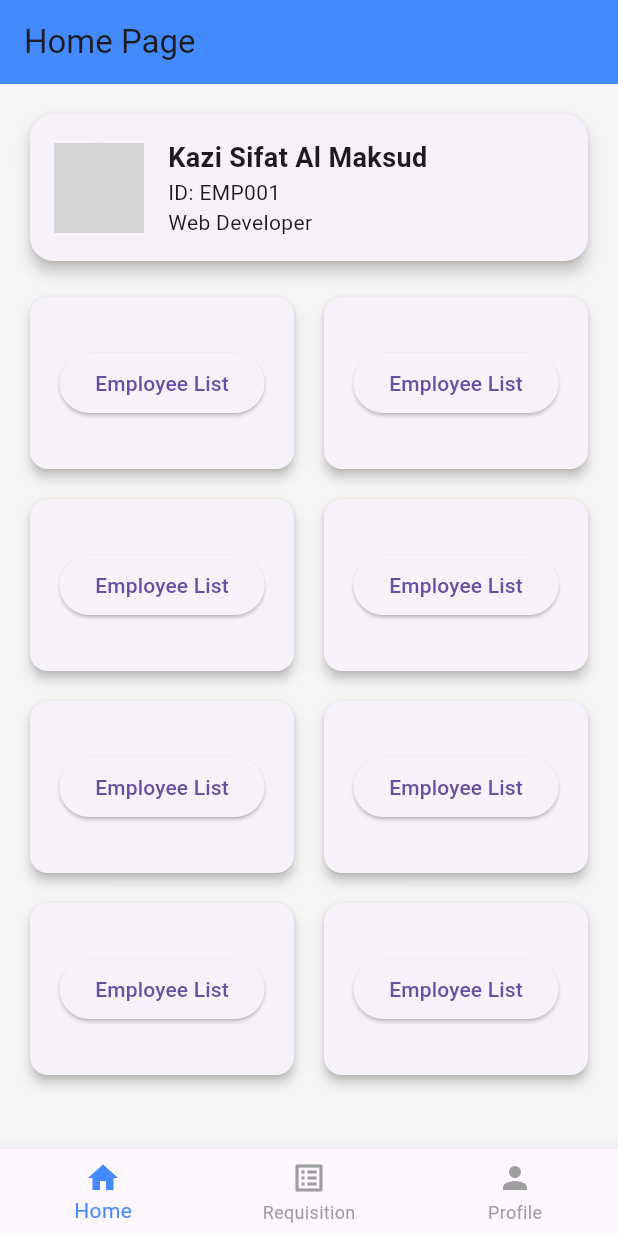
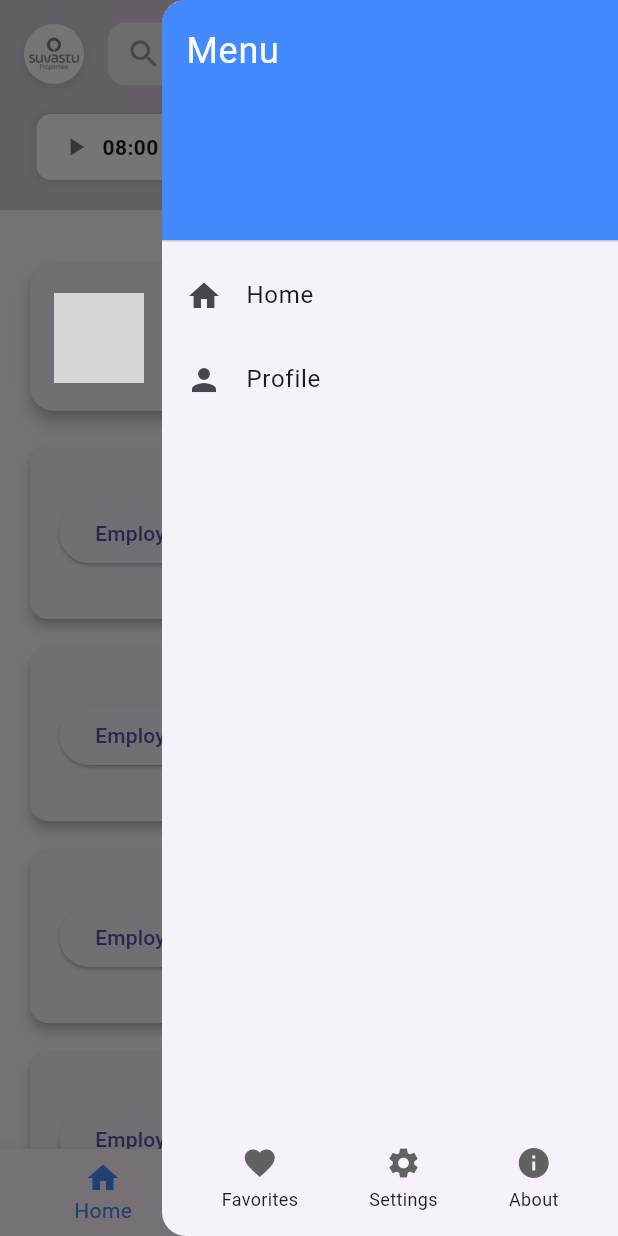
Before and after one commit to KaziSifatAlMaksud/Flutter_Management_Application, a Flutter app: the screen it shows after launch, with the side drawer open (before the commit the screen has no drawer), on a phone screen of 412 x 824 dp. Run offline on Flutter 3.47's test engine with Material 3 defaults, Android fonts, the phone set to English and light mode, and no system bars; network calls fail; grey boxes are pictures that could not be loaded.

Commit message:
add suvastu app new Homepage

```diff
--- a/lib/main.dart
+++ b/lib/main.dart
@@ -1,10 +1,6 @@
 import 'package:flutter/material.dart';
-import 'package:untitled6/pages/user_list_screen.dart';
-import 'pages/splashscreen.dart';
-import 'pages/home.dart';
-import 'pages/user_list_screen.dart';
+import 'routes/routes.dart'; // update the path if needed
 
-import 'pages/profile.dart';
 void main() {
   runApp(MyApp());
 }
@@ -13,19 +9,10 @@ class MyApp extends StatelessWidget {
   @override
   Widget build(BuildContext context) {
     return MaterialApp(
-      title: 'Flutter Splash & Navigation',
+      title: 'Your App',
       debugShowCheckedModeBanner: false,
-      theme: ThemeData(
-        primarySwatch: Colors.blue,
-      ),
-      // Use named routes
-      initialRoute: '/',
-      routes: {
-        '/': (context) => SplashScreen(),
-        '/home': (context) => HomePage(),
-        '/profile': (context) => ProfilePage(),
-        '/employeelist':  (context) => UserListScreen()
-      },
+      initialRoute: '/home',
+      routes: AppRoutes.routes,
     );
   }
 }
--- a/lib/pages/home.dart
+++ /dev/null
@@ -1,146 +0,0 @@
-import 'package:flutter/material.dart';
-import 'profile.dart'; // Make sure this file exists
-
-class HomePage extends StatefulWidget {
-  @override
-  _HomePageState createState() => _HomePageState();
-}
-
-class _HomePageState extends State<HomePage> {
-  int _selectedIndex = 0;
-
-  final String employeeId = 'EMP001';
-  final String employeeName = 'Kazi Sifat Al Maksud';
-  final String designation = 'Web Developer';
-
-  final List<Widget> _pages = [];
-
-  @override
-  void initState() {
-    super.initState();
-    _pages.addAll([
-      buildHomeContent(), // Home Page Content
-      Center(child: Text("Requisition Page Coming Soon")),
-      ProfilePage(), // Profile Page
-    ]);
-  }
-
-  void _onItemTapped(int index) {
-    setState(() {
-      _selectedIndex = index;
-    });
-  }
-
-  Widget buildHomeContent() {
-    return SingleChildScrollView(
-      child: Column(
-        children: [
-          // Top full-width card
-          Padding(
-            padding: const EdgeInsets.all(16.0),
-            child: Card(
-              elevation: 4,
-              shape: RoundedRectangleBorder(
-                borderRadius: BorderRadius.circular(16),
-              ),
-              child: Container(
-                padding: const EdgeInsets.all(16),
-                width: double.infinity,
-                child: Row(
-                  children: [
-                    CircleAvatar(
-                      radius: 30,
-                      backgroundImage: AssetImage('assets/image/avatar.jpg'), // Make sure this image exists
-                    ),
-                    SizedBox(width: 16),
-                    Column(
-                      crossAxisAlignment: CrossAxisAlignment.start,
-                      children: [
-                        Text(
-                          employeeName,
-                          style: TextStyle(
-                            fontSize: 18,
-                            fontWeight: FontWeight.bold,
-                          ),
-                        ),
-                        Text('ID: $employeeId'),
-                        Text(designation),
-                      ],
-                    ),
-                  ],
-                ),
-              ),
-            ),
-          ),
-
-          // 8 Cards Grid Layout
-          Padding(
-            padding: const EdgeInsets.symmetric(horizontal: 16.0),
-            child: GridView.builder(
-              shrinkWrap: true,
-              physics: NeverScrollableScrollPhysics(),
-              itemCount: 8,
-              gridDelegate: SliverGridDelegateWithFixedCrossAxisCount(
-                crossAxisCount: 2,
-                mainAxisSpacing: 12,
-                crossAxisSpacing: 12,
-                childAspectRatio: 3 / 2,
-              ),
-              itemBuilder: (context, index) {
-                return Card(
-                  elevation: 3,
-                  shape: RoundedRectangleBorder(
-                    borderRadius: BorderRadius.circular(12),
-                  ),
-                  child: Center(
-                    child: ElevatedButton(
-                      onPressed: () {
-                        Navigator.pushNamed(context, '/employeelist');
-                      },
-                      child: Text('Employee List'),
-                    ),
-                  ),
-                );
-              },
-
-            ),
-          ),
-
-          SizedBox(height: 20), // Bottom spacing
-        ],
-      ),
-    );
-  }
-
-  @override
-  Widget build(BuildContext context) {
-    return Scaffold(
-      backgroundColor: Colors.grey[100],
-      appBar: AppBar(
-        title: Text('Home Page'),
-        backgroundColor: Colors.blueAccent,
-      ),
-      body: _pages[_selectedIndex],
-      bottomNavigationBar: BottomNavigationBar(
-        currentIndex: _selectedIndex,
-        onTap: _onItemTapped,
-        selectedItemColor: Colors.blueAccent,
-        unselectedItemColor: Colors.grey,
-        items: const [
-          BottomNavigationBarItem(
-            icon: Icon(Icons.home),
-            label: 'Home',
-          ),
-          BottomNavigationBarItem(
-            icon: Icon(Icons.list_alt),
-            label: 'Requisition',
-          ),
-          BottomNavigationBarItem(
-            icon: Icon(Icons.person),
-            label: 'Profile',
-          ),
-        ],
-      ),
-    );
-  }
-}
--- /dev/null
+++ b/lib/presentation/screens/home.dart
@@ -0,0 +1,119 @@
+import 'package:flutter/material.dart';
+import '../widgets/bottomNavigationBar.dart';
+import '../widgets/rightDrawer.dart';
+import '../widgets/topbar.dart';
+
+class HomePage extends StatelessWidget {
+  static const String employeeId = 'EMP001';
+  static const String employeeName = 'Kazi Sifat Al Maksud';
+  static const String designation = 'Web Developer';
+
+  const HomePage({Key? key}) : super(key: key);
+
+  @override
+  Widget build(BuildContext context) {
+    return Scaffold(
+      appBar: const Topper(),
+      body: SingleChildScrollView(
+        child: Column(
+          children: [
+            const SizedBox(height: 16),
+
+            // Employee Info Card
+            Padding(
+              padding: const EdgeInsets.all(16.0),
+              child: Card(
+                elevation: 4,
+                shape: RoundedRectangleBorder(
+                  borderRadius: BorderRadius.circular(16),
+                ),
+                child: Container(
+                  padding: const EdgeInsets.all(16),
+                  width: double.infinity,
+                  child: Row(
+                    children: [
+                      const CircleAvatar(
+                        radius: 30,
+                        backgroundImage: AssetImage('assets/image/avatar.jpg'),
+                      ),
+                      const SizedBox(width: 16),
+                      Column(
+                        crossAxisAlignment: CrossAxisAlignment.start,
+                        children: const [
+                          Text(
+                            employeeName,
+                            style: TextStyle(
+                              fontSize: 18,
+                              fontWeight: FontWeight.bold,
+                            ),
+                          ),
+                          Text('ID: $employeeId'),
+                          Text(designation),
+                        ],
+                      ),
+                    ],
+                  ),
+                ),
+              ),
+            ),
+
+            // Grid of Buttons
+            Padding(
+              padding: const EdgeInsets.symmetric(horizontal: 16.0),
+              child: GridView.builder(
+                shrinkWrap: true,
+                physics: const NeverScrollableScrollPhysics(),
+                itemCount: 8,
+                gridDelegate: const SliverGridDelegateWithFixedCrossAxisCount(
+                  crossAxisCount: 2,
+                  mainAxisSpacing: 12,
+                  crossAxisSpacing: 12,
+                  childAspectRatio: 3 / 2,
+                ),
+                itemBuilder: (context, index) {
+                  return Card(
+                    elevation: 3,
+                    shape: RoundedRectangleBorder(
+                      borderRadius: BorderRadius.circular(12),
+                    ),
+                    child: Center(
+                      child: ElevatedButton(
+                        onPressed: () {
+                          Navigator.pushNamed(context, '/users');
+                        },
+                        child: const Text('Employee List'),
+                      ),
+                    ),
+                  );
+                },
+              ),
+            ),
+
+            const SizedBox(height: 20),
+          ],
+        ),
+      ),
+      endDrawer: RightDrawer(onItemTapped: (index) {
+        _navigateTo(context, index);
+      }),
+      bottomNavigationBar: CustomBottomNavigationBar(
+        currentIndex: 0,
+        onTap: (index) => _navigateTo(context, index),
+      ),
+    );
+  }
+
+  void _navigateTo(BuildContext context, int index) {
+    switch (index) {
+      case 0:
+        Navigator.pushReplacementNamed(context, '/home');
+        break;
+      case 1:
+        Navigator.pushReplacementNamed(context, '/users');
+        break;
+      case 2:
+        Navigator.pushReplacementNamed(context, '/profile');
+        break;
+    }
+  }
+}
--- a/lib/pages/user_list_screen.dart
+++ b/lib/presentation/screens/user_list_screen.dart
@@ -1,6 +1,6 @@
 import 'package:flutter/material.dart';
-import '../model/user_model.dart';
-import '../service/user_service.dart';
+import '../../model/user_model.dart';
+import '../../service/user_service.dart';
 
 class UserListScreen extends StatefulWidget {
   @override
--- /dev/null
+++ b/lib/presentation/widgets/bottomNavigationBar.dart
@@ -0,0 +1,36 @@
+import 'package:flutter/material.dart';
+
+class CustomBottomNavigationBar extends StatelessWidget {
+  final int currentIndex;
+  final ValueChanged<int> onTap;
+
+  const CustomBottomNavigationBar({
+    Key? key,
+    required this.currentIndex,
+    required this.onTap,
+  }) : super(key: key);
+
+  @override
+  Widget build(BuildContext context) {
+    return BottomNavigationBar(
+      currentIndex: currentIndex,
+      onTap: onTap,
+      selectedItemColor: Colors.blueAccent,
+      unselectedItemColor: Colors.grey,
+      items: const [
+        BottomNavigationBarItem(
+          icon: Icon(Icons.home),
+          label: 'Home',
+        ),
+        BottomNavigationBarItem(
+          icon: Icon(Icons.list_alt),
+          label: 'Requisition',
+        ),
+        BottomNavigationBarItem(
+          icon: Icon(Icons.person),
+          label: 'Profile',
+        ),
+      ],
+    );
+  }
+}
--- /dev/null
+++ b/lib/presentation/widgets/iconTextContainer.dart
@@ -0,0 +1,20 @@
+import 'package:flutter/material.dart';
+
+
+Widget iconTextContainer(IconData icon, String text) {
+  return Container(
+    padding: const EdgeInsets.symmetric(vertical: 8, horizontal: 12),
+    decoration: BoxDecoration(
+      color: Colors.blueAccent.withOpacity(0.1),
+      borderRadius: BorderRadius.circular(10),
+    ),
+    child: Column(
+      mainAxisSize: MainAxisSize.min,
+      children: [
+        Icon(icon, color: Colors.blueAccent),
+        const SizedBox(height: 4),
+        Text(text, style: const TextStyle(color: Colors.blueAccent)),
+      ],
+    ),
+  );
+}
--- /dev/null
+++ b/lib/presentation/widgets/rightDrawer.dart
@@ -0,0 +1,77 @@
+import 'package:flutter/material.dart';
+
+class RightDrawer extends StatelessWidget {
+  final Function(int) onItemTapped;
+
+  const RightDrawer({Key? key, required this.onItemTapped}) : super(key: key);
+
+  @override
+  Widget build(BuildContext context) {
+    return Drawer(
+      child: Column(
+        children: [
+          Expanded(
+            child: ListView(
+              padding: EdgeInsets.zero,
+              children: [
+                const DrawerHeader(
+                  decoration: BoxDecoration(color: Colors.blueAccent),
+                  child: Text(
+                    'Menu',
+                    style: TextStyle(color: Colors.white, fontSize: 24),
+                  ),
+                ),
+                ListTile(
+                  leading: const Icon(Icons.home),
+                  title: const Text('Home'),
+                  onTap: () {
+                    onItemTapped(0); // Navigate to Home
+                    Navigator.pop(context);
+                  },
+                ),
+                ListTile(
+                  leading: const Icon(Icons.person),
+                  title: const Text('Profile'),
+                  onTap: () {
+                    onItemTapped(2); // Navigate to Profile
+                    Navigator.pop(context);
+                  },
+                ),
+              ],
+            ),
+          ),
+
+          Padding(
+            padding: const EdgeInsets.all(16.0),
+            child: Row(
+              mainAxisAlignment: MainAxisAlignment.spaceAround,
+              children: const [
+                IconText(icon: Icons.favorite, text: "Favorites"),
+                IconText(icon: Icons.settings, text: "Settings"),
+                IconText(icon: Icons.info, text: "About"),
+              ],
+            ),
+          ),
+        ],
+      ),
+    );
+  }
+}
+
+class IconText extends StatelessWidget {
+  final IconData icon;
+  final String text;
+
+  const IconText({Key? key, required this.icon, required this.text}) : super(key: key);
+
+  @override
+  Widget build(BuildContext context) {
+    return Column(
+      children: [
+        Icon(icon, size: 24, color: Colors.grey[700]),
+        const SizedBox(height: 4),
+        Text(text, style: TextStyle(fontSize: 12)),
+      ],
+    );
+  }
+}
--- /dev/null
+++ b/lib/presentation/widgets/timeCard.dart
@@ -0,0 +1,21 @@
+import 'package:flutter/material.dart';
+
+// Updated timeCard widget without Card, includes icon at top
+Widget timeCard( String time, IconData icon) {
+  return Column(
+    mainAxisSize: MainAxisSize.min,
+    children: [
+      Icon(icon, size: 20, color: Colors.blueAccent),
+
+
+      const SizedBox(height: 4),
+      Text(
+        time,
+        style: const TextStyle(
+          fontSize: 14,
+          fontWeight: FontWeight.w500,
+        ),
+      ),
+    ],
+  );
+}
--- /dev/null
+++ b/lib/presentation/widgets/topbar.dart
@@ -0,0 +1,152 @@
+import 'package:flutter/material.dart';
+
+class Topper extends StatelessWidget implements PreferredSizeWidget {
+  const Topper({Key? key}) : super(key: key);
+
+  @override
+  Widget build(BuildContext context) {
+    return AppBar(
+      backgroundColor: Colors.black12,
+      elevation: 2,
+      automaticallyImplyLeading: false,
+      flexibleSpace: SafeArea(
+        child: Padding(
+          padding: const EdgeInsets.symmetric(horizontal: 16, vertical: 12),
+          child: Column(
+            children: [
+              // Top Row: Profile Image + Search + Notification + Transparent Menu Button
+              Row(
+                crossAxisAlignment: CrossAxisAlignment.center,
+                children: [
+                  // Profile Image with shadow
+                  Container(
+                    decoration: BoxDecoration(
+                      shape: BoxShape.circle,
+                      boxShadow: [
+                        BoxShadow(
+                          color: Colors.black.withOpacity(0.1),
+                          blurRadius: 5,
+                          offset: const Offset(0, 3),
+                        ),
+                      ],
+                    ),
+                    child: ClipRRect(
+                      borderRadius: BorderRadius.circular(50),
+                      child: Image.asset(
+                        'assets/image/preloader.jpg',
+                        height: 40,
+                        width: 40,
+                        fit: BoxFit.cover,
+                      ),
+                    ),
+                  ),
+
+                  const SizedBox(width: 16),
+
+                  // Search Bar
+                  Expanded(
+                    child: Container(
+                      height: 42,
+                      decoration: BoxDecoration(
+                        color: Colors.grey.shade200,
+                        borderRadius: BorderRadius.circular(12),
+                      ),
+                      child: const TextField(
+                        decoration: InputDecoration(
+                          hintText: 'Search...',
+                          border: InputBorder.none,
+                          prefixIcon: Icon(Icons.search, color: Colors.grey),
+                          contentPadding: EdgeInsets.symmetric(vertical: 12),
+                        ),
+                      ),
+                    ),
+                  ),
+
+                  const SizedBox(width: 12),
+
+                  // Notification Icon Button with Badge (optional)
+                  Stack(
+                    children: [
+                      IconButton(
+                        icon: const Icon(Icons.notifications_none, size: 28, color: Colors.black87),
+                        onPressed: () {
+                          print("Notification clicked");
+                        },
+                      ),
+                      // Example Badge (show only if you have notifications)
+                      Positioned(
+                        right: 8,
+                        top: 8,
+                        child: Container(
+                          padding: const EdgeInsets.all(4),
+                          decoration: BoxDecoration(
+                            color: Colors.red,
+                            shape: BoxShape.circle,
+                            border: Border.all(color: Colors.white, width: 1.5),
+                          ),
+                          constraints: const BoxConstraints(minWidth: 16, minHeight: 16),
+                          child: const Text(
+                            '0', // Example badge count
+                            style: TextStyle(color: Colors.white, fontSize: 10, fontWeight: FontWeight.bold),
+                            textAlign: TextAlign.center,
+                          ),
+                        ),
+                      ),
+                    ],
+                  ),
+
+                  // Transparent Menu Button to open endDrawer
+                  Builder(
+                    builder: (context) => IconButton(
+                      icon: const Icon(Icons.menu, color: Colors.transparent),
+                      onPressed: () {
+                        Scaffold.of(context).openEndDrawer();
+                      },
+                    ),
+                  ),
+                ],
+              ),
+
+              const SizedBox(height: 16),
+
+              // Time Cards Row with modern spacing
+              Row(
+                mainAxisAlignment: MainAxisAlignment.spaceEvenly,
+                children: [
+                  timeCard("08:00 AM", Icons.play_arrow),
+                  timeCard("05:00 PM", Icons.stop),
+                  timeCard("9h 0m", Icons.access_time),
+                ],
+              ),
+            ],
+          ),
+        ),
+      ),
+    );
+  }
+
+  @override
+  Size get preferredSize => const Size.fromHeight(140);
+
+  // Dummy timeCard widget (move or import yours accordingly)
+  Widget timeCard(String time, IconData icon) {
+    return Container(
+      padding: const EdgeInsets.symmetric(horizontal: 16, vertical: 12),
+      decoration: BoxDecoration(
+        color: Colors.white,
+        borderRadius: BorderRadius.circular(10),
+        boxShadow: [BoxShadow(color: Colors.black12, blurRadius: 5)],
+      ),
+      child: Row(
+        children: [
+          Icon(icon, size: 20, color: Colors.black54),
+          const SizedBox(width: 8),
+          Text(
+            time,
+            style: const TextStyle(fontWeight: FontWeight.bold),
+          ),
+        ],
+      ),
+    );
+  }
+}
--- /dev/null
+++ b/lib/routes/routes.dart
@@ -0,0 +1,14 @@
+import 'package:flutter/material.dart';
+import '../presentation/screens/home.dart';
+import '../presentation/screens/user_list_screen.dart';
+import '../presentation/screens/profile.dart';
+import '../presentation/screens/splashscreen.dart';
+
+class AppRoutes {
+  static Map<String, WidgetBuilder> get routes => {
+    '/': (context) =>  SplashScreen(),
+    '/home': (context) => const HomePage(),
+    '/users': (context) => UserListScreen(),
+    '/profile': (context) =>  ProfilePage(),
+  };
+}
```
Also changed, not shown: lib/presentation/screens/profile.dart (renamed from lib/pages/profile.dart), lib/presentation/screens/splashscreen.dart (renamed from lib/pages/splashscreen.dart), 8 other files.
